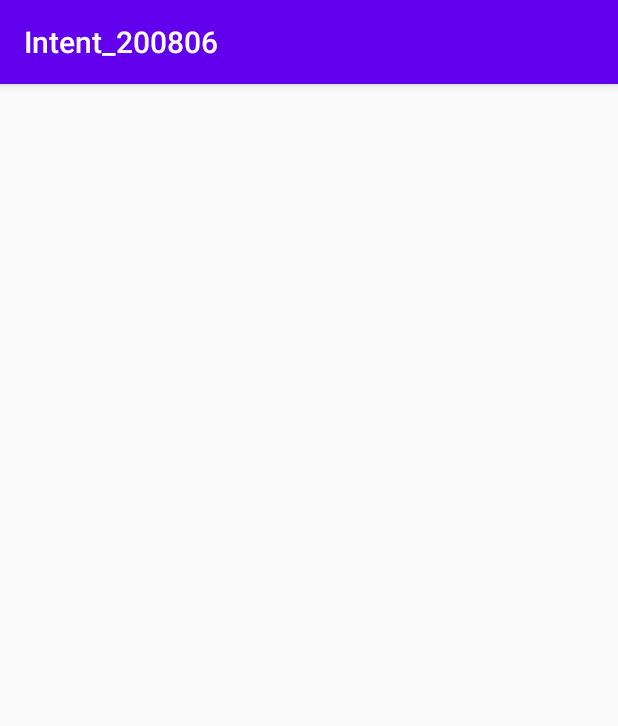
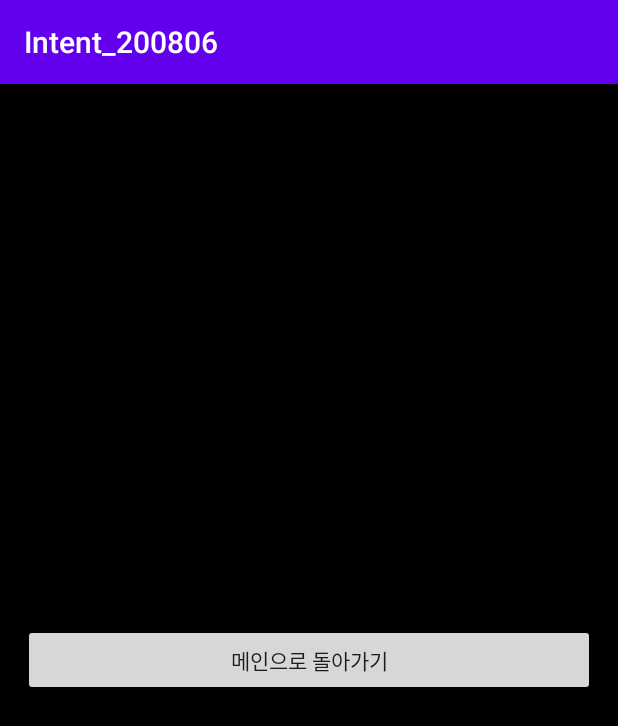
Before and after one commit to ckck0425/Intent_200806, an Android app: the FirstActivity screen opened directly, with no data from a screen before it, on a phone screen of 412 x 824 dp. Shown: the top 726 px of the screen. Run offline under Robolectric (Android 15) with nearby library versions, the phone set to English and light mode, and no system bars.

Commit message:
첫번째 화면 구조 작성

```diff
--- a/app/src/main/res/layout/activity_first.xml
+++ b/app/src/main/res/layout/activity_first.xml
@@ -1,9 +1,19 @@
 <?xml version="1.0" encoding="utf-8"?>
-<androidx.constraintlayout.widget.ConstraintLayout xmlns:android="http://schemas.android.com/apk/res/android"
+<LinearLayout xmlns:android="http://schemas.android.com/apk/res/android"
     xmlns:app="http://schemas.android.com/apk/res-auto"
     xmlns:tools="http://schemas.android.com/tools"
     android:layout_width="match_parent"
     android:layout_height="match_parent"
+    android:orientation="vertical"
+    android:padding="15dp"
+    android:gravity="center"
+    android:background="#000000"
     tools:context=".FirstActivity">
 
-</androidx.constraintlayout.widget.ConstraintLayout>
+    <Button
+        android:layout_width="match_parent"
+        android:layout_height="wrap_content"
+        android:text="메인으로 돌아가기"/>
+
+
+</LinearLayout>
```
